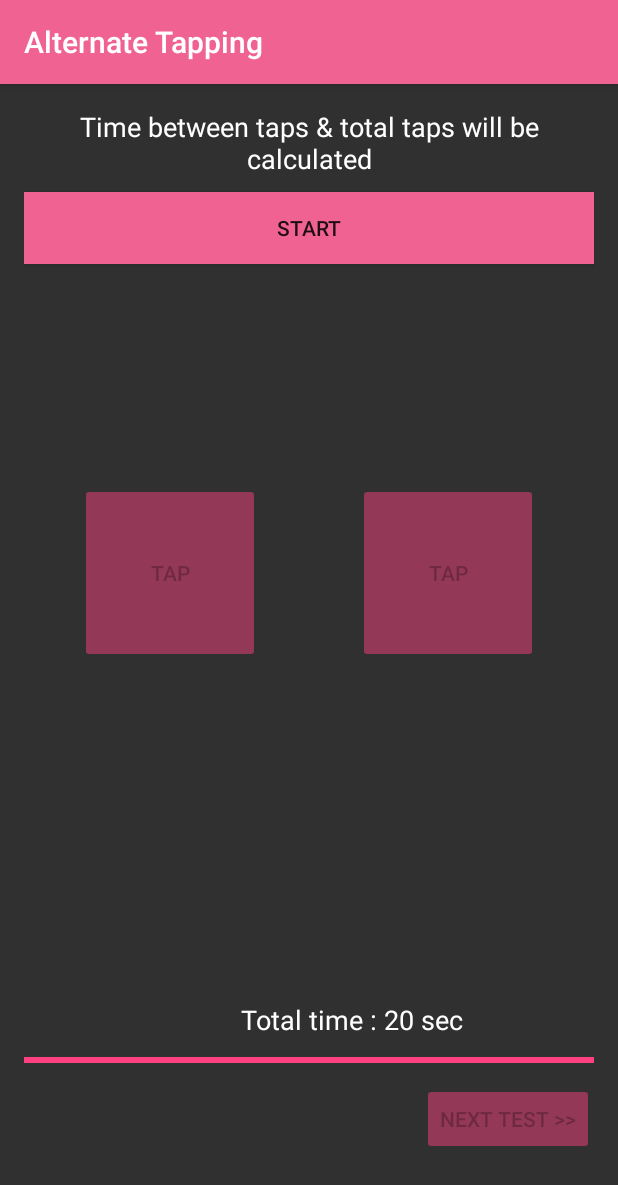
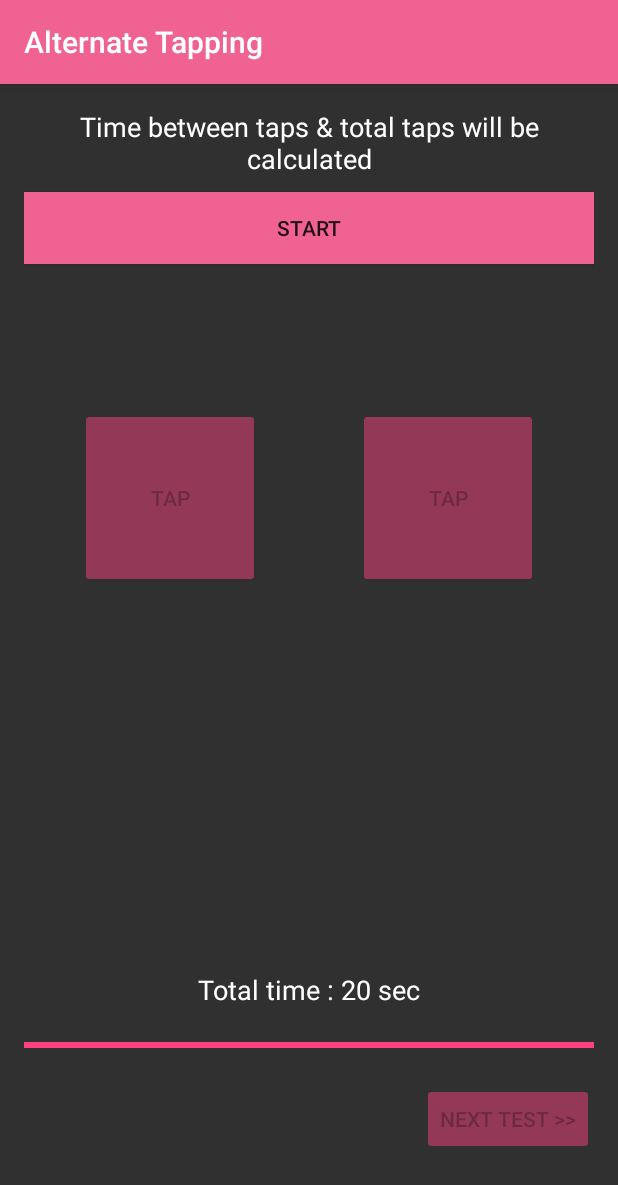
Before and after one commit to abdu355/ParkNosis, an Android app: the AlternateTapping screen opened directly, with no data from a screen before it, on a phone screen of 412 x 824 dp. Shown: the top 1185 px of the screen. Run offline under Robolectric (Android 15) with nearby library versions, the light colour scheme and no system bars.

Commit message:
1.nextnextV

```diff
--- a/app/src/main/java/com/example/b00047562/parkinson_mhealth/SpiralDataProcessing.java
+++ b/app/src/main/java/com/example/b00047562/parkinson_mhealth/SpiralDataProcessing.java
@@ -60,7 +60,6 @@ public class SpiralDataProcessing {
             Log.d("Input", "SpiralDataProcessing: "+ StaticInputtedData.toString() );
 
 
-      //  Toast.makeText(context, String.valueOf(FindAccuracy()), Toast.LENGTH_SHORT).show();
 
         acceleration1 = new float[StaticInputtedData.size()];
         acceleration2 = new float[DynamicInputtedData.size()];
--- a/app/src/main/res/layout/content_alternate_tapping.xml
+++ b/app/src/main/res/layout/content_alternate_tapping.xml
@@ -27,7 +27,7 @@
         android:layout_alignParentStart="true"
         android:layout_marginLeft="37dp"
         android:layout_marginStart="37dp"
-        android:layout_marginTop="250dp" />
+        android:layout_marginTop="200dp" />
 
     <Button
         android:layout_width="120dp"
@@ -61,7 +61,8 @@
         android:enabled="false"
         android:layout_alignParentBottom="true"
         android:layout_alignParentRight="true"
-        android:layout_alignParentEnd="true" />
+        android:layout_alignParentEnd="true"
+        android:layout_marginTop="10dp" />
 
     <Button
         style="?android:attr/buttonStyleSmall"
@@ -101,11 +102,11 @@
         android:layout_height="wrap_content"
         android:textAppearance="?android:attr/textAppearanceMedium"
         android:id="@+id/tv_time1"
-        android:layout_marginBottom="25dp"
         android:layout_above="@+id/alttap_btn2"
         android:layout_alignLeft="@+id/alttap_btn1"
         android:layout_alignStart="@+id/alttap_btn1"
-        android:textColor="#ffffff" />
+        android:textColor="#ffffff"
+        android:layout_marginBottom="25dp" />
 
     <TextView
         android:layout_width="50dp"
@@ -127,7 +128,8 @@
         android:layout_alignParentLeft="true"
         android:layout_alignParentStart="true"
         android:max="100"
-        android:progress="100" />
+        android:progress="100"
+        android:layout_marginTop="10dp" />
 
     <TextView
         android:layout_width="wrap_content"
@@ -135,8 +137,8 @@
         android:textAppearance="?android:attr/textAppearanceMedium"
         android:text="Total time : 20 sec"
         android:id="@+id/textView22"
+        android:textColor="#ffffff"
         android:layout_above="@+id/progressBar_alttap"
-        android:layout_toStartOf="@+id/tv_time2"
-        android:textColor="#ffffff" />
+        android:layout_centerHorizontal="true" />
 
 </RelativeLayout>
```
